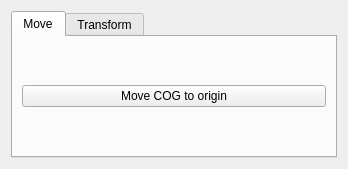
Before: the Qt Designer form Plugin-Move/moveControls.ui in ShenRen/OpenFlipper, drawn with Qt 5.
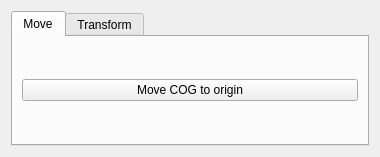
After: the same form once the commit is applied.

What changed in the file:
```diff
--- a/Plugin-Move/moveControls.ui
+++ b/Plugin-Move/moveControls.ui
@@ -6,19 +6,19 @@
    <rect>
     <x>0</x>
     <y>0</y>
-    <width>348</width>
-    <height>169</height>
+    <width>380</width>
+    <height>157</height>
    </rect>
   </property>
   <property name="sizePolicy">
-   <sizepolicy hsizetype="Fixed" vsizetype="Preferred">
+   <sizepolicy hsizetype="Expanding" vsizetype="Preferred">
     <horstretch>0</horstretch>
     <verstretch>0</verstretch>
    </sizepolicy>
   </property>
   <property name="maximumSize">
    <size>
-    <width>348</width>
+    <width>380</width>
     <height>16777215</height>
    </size>
   </property>
```
